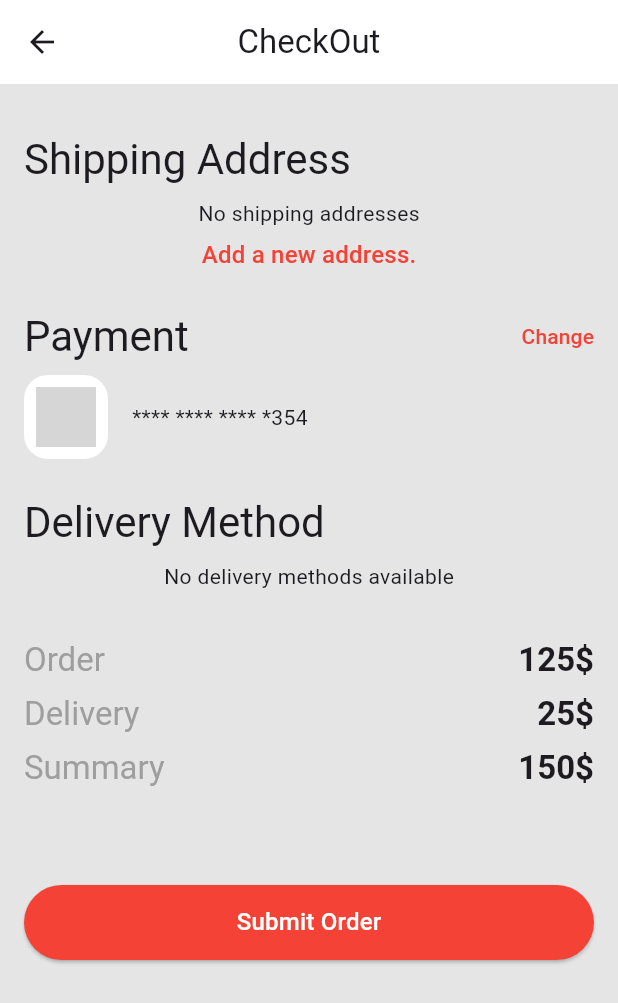
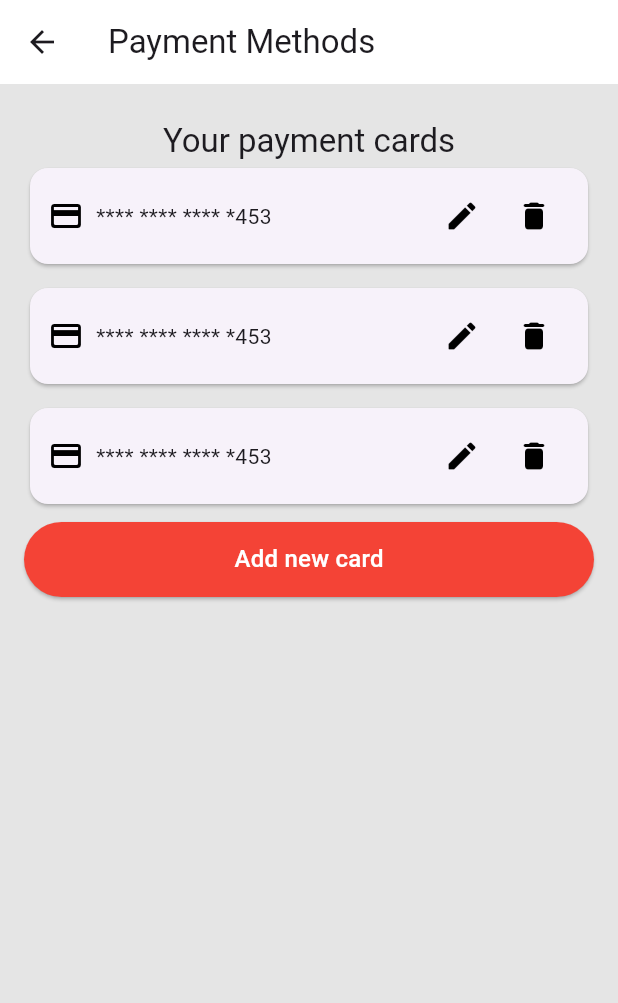
Before and after one commit to Mostafa-Noaman/shoopy, a Flutter app: the CheckoutPage screen opened directly, after a tap on "Change", on a phone screen of 412 x 824 dp. Shown: the top 1003 px of the screen. Run offline on Flutter 3.47's test engine with Material 3 defaults, Android fonts, the phone set to English and light mode, and no system bars; our stand-ins replace cloud_firestore, firebase_auth, firebase_core, flutter_rating_bar, persistent_bottom_nav_bar; accounts and stored records are empty; network calls fail; grey boxes are pictures that could not be loaded.

Commit message:
Feature -> change payment method and add payment card

```diff
--- a/lib/utilities/router.dart
+++ b/lib/utilities/router.dart
@@ -6,6 +6,7 @@ import 'package:shooppyy/utilities/routes.dart';
 import 'package:shooppyy/views/pages/bottom_nav_bar.dart';
 import 'package:shooppyy/views/pages/checkout/add_shipping_Address_page.dart';
 import 'package:shooppyy/views/pages/checkout/checkout_page.dart';
+import 'package:shooppyy/views/pages/checkout/payment_methods_page.dart';
 import 'package:shooppyy/views/pages/checkout/shipping_addresses_page.dart';
 import 'package:shooppyy/views/pages/landing_page.dart';
 import 'package:shooppyy/views/pages/auth_page.dart';
@@ -60,6 +61,8 @@ Route<dynamic> onGenerate(RouteSettings settings) {
                 child: const ShippingAddressesPage(),
               ),
           settings: settings);
+    case AppRoutes.paymentMethodsPage:
+      return CupertinoPageRoute(builder: (_) => const PaymentMethodsPage());
     case AppRoutes.landingPageRoute:
     default:
       return CupertinoPageRoute(
--- a/lib/utilities/routes.dart
+++ b/lib/utilities/routes.dart
@@ -7,4 +7,5 @@ class AppRoutes {
   static const String checkoutPageRoute = '/checkout';
   static const String addShippingAddressPage = '/addShippingAddress';
   static const String shippingAddressesPage = '/shippingAddresses';
+  static const String paymentMethodsPage = '/paymentMethods';
 }
--- a/lib/views/pages/checkout/checkout_page.dart
+++ b/lib/views/pages/checkout/checkout_page.dart
@@ -81,7 +81,10 @@ class CheckoutPage extends StatelessWidget {
                     style: Theme.of(context).textTheme.headlineMedium,
                   ),
                   InkWell(
-                    onTap: () {},
+                    onTap: () {
+                      Navigator.of(context)
+                          .pushNamed(AppRoutes.paymentMethodsPage);
+                    },
                     child: Text(
                       'Change',
                       style: Theme.of(context)
--- /dev/null
+++ b/lib/views/pages/checkout/payment_methods_page.dart
@@ -0,0 +1,81 @@
+import 'package:flutter/material.dart';
+import 'package:shooppyy/views/widgets/checkout/add_new_card_bottom_sheet.dart';
+import 'package:shooppyy/views/widgets/main_button.dart';
+
+class PaymentMethodsPage extends StatelessWidget {
+  const PaymentMethodsPage({super.key});
+
+  @override
+  Widget build(BuildContext context) {
+    return Scaffold(
+      appBar: AppBar(
+        title: const Text('Payment Methods'),
+      ),
+      body: SingleChildScrollView(
+        child: Padding(
+          padding: const EdgeInsets.symmetric(vertical: 24.0, horizontal: 16),
+          child: Column(
+            mainAxisAlignment: MainAxisAlignment.start,
+            children: [
+              Text(
+                'Your payment cards',
+                style: Theme.of(context).textTheme.titleLarge,
+              ),
+              ListView.builder(
+                shrinkWrap: true,
+                physics: const NeverScrollableScrollPhysics(),
+                itemCount: 3,
+                itemBuilder: (context, index) {
+                  return Padding(
+                    padding: const EdgeInsets.only(bottom: 8.0),
+                    child: Card(
+                      child: Padding(
+                        padding: const EdgeInsets.symmetric(
+                            vertical: 8.0, horizontal: 12),
+                        child: Row(
+                          mainAxisAlignment: MainAxisAlignment.spaceBetween,
+                          children: [
+                            const Row(
+                              children: [
+                                Icon(Icons.credit_card_rounded),
+                                SizedBox(width: 8),
+                                Text('**** **** **** *453'),
+                              ],
+                            ),
+                            Row(
+                              children: [
+                                IconButton(
+                                  onPressed: () {},
+                                  icon: const Icon(Icons.edit_rounded),
+                                ),
+                                IconButton(
+                                  onPressed: () {},
+                                  icon: const Icon(Icons.delete_rounded),
+                                ),
+                              ],
+                            ),
+                          ],
+                        ),
+                      ),
+                    ),
+                  );
+                },
+              ),
+              MainButton(
+                text: 'Add new card',
+                onTap: () {
+                  showModalBottomSheet(
+                      context: context,
+                      isScrollControlled: true,
+                      builder: (_) {
+                        return const AddNewCardBottomSheet();
+                      });
+                },
+              ),
+            ],
+          ),
+        ),
+      ),
+    );
+  }
+}
```
Also changed, not shown: lib/views/widgets/checkout/add_new_card_bottom_sheet.dart (added, +138 -0 lines).
